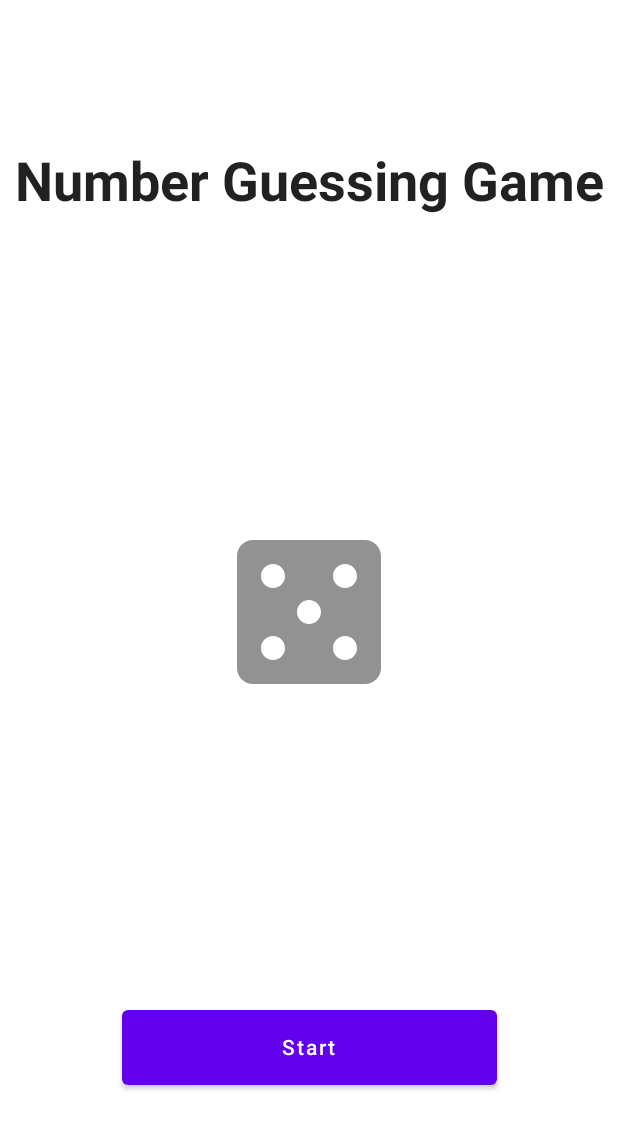
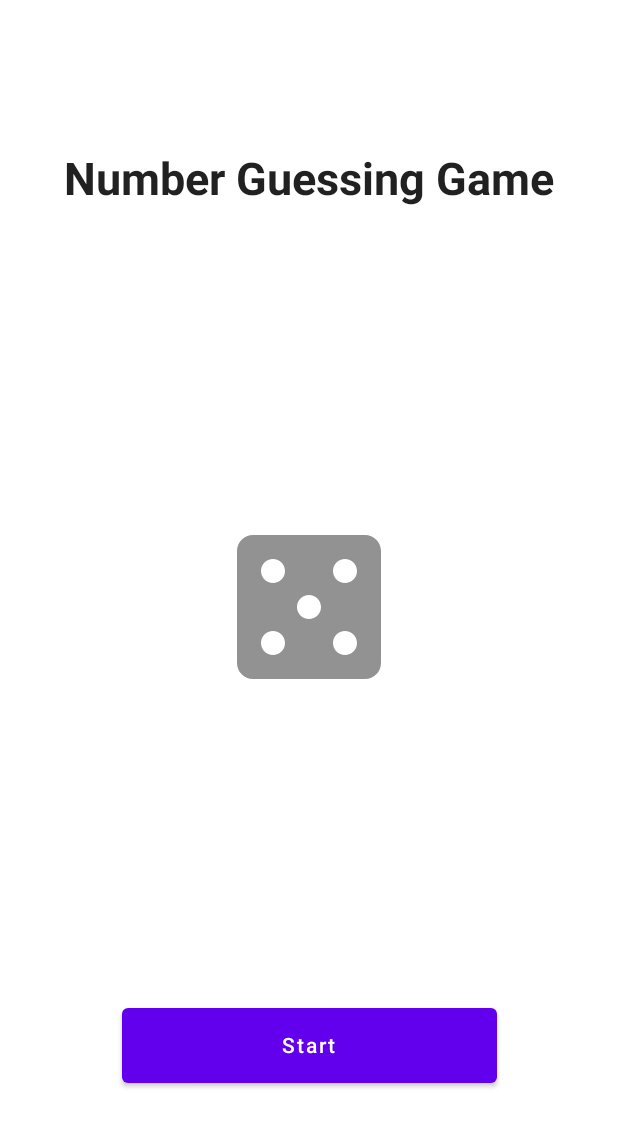
Before and after one commit to simgesengun/JetpackCompose-GuessNumber, an Android app built with Jetpack Compose: the homepage screen opened through its navigation route, on a phone screen of 412 x 824 dp. Shown: the top 1129 px of the screen. Run offline under Robolectric (Android 15) with nearby library versions, the phone set to English and light mode, and no system bars.

Commit message:
Initial commit

```diff
--- a/app/src/main/java/com/example/guessnumberapplication/MainActivity.kt
+++ b/app/src/main/java/com/example/guessnumberapplication/MainActivity.kt
@@ -64,7 +64,7 @@ fun Homepage(navController : NavController){
     Column(modifier = Modifier.fillMaxSize()
         , horizontalAlignment = Alignment.CenterHorizontally
         , verticalArrangement = Arrangement.SpaceAround) {
-        Text(text = "Number Guessing Game",fontSize = 36.sp, fontWeight = FontWeight.Bold)
+        Text(text = "Number Guessing Game",fontSize = 30.sp, fontWeight = FontWeight.Bold)
         Image(painter = painterResource(id = R.drawable.ic_dice)
             , contentDescription = "Dice")
         Button(onClick = { navController.navigate("guess_screen") }
```
Also changed, not shown: 5 other files.
